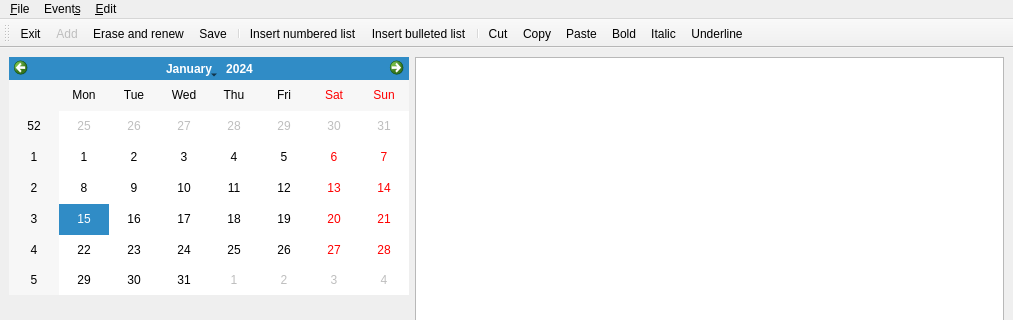
Above: ui/main_ui.ui from vangeytedvg/Diary before the change; both pictures show x 0 to 1013 and y 0 to 320 of the 1013 by 564 pixel window. Below: the same form after it.
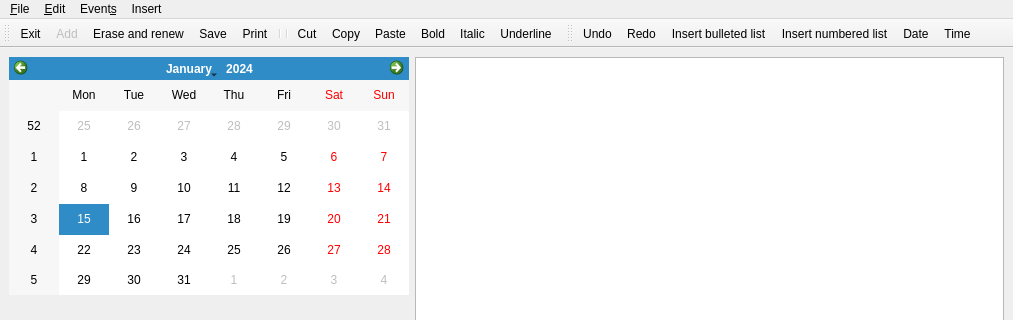
That is the form after the change. Icons and pictures are not drawn.

```diff
--- a/ui/main_ui.ui
+++ b/ui/main_ui.ui
@@ -83,9 +83,18 @@
     <addaction name="actionItalic"/>
     <addaction name="actionUnderline"/>
    </widget>
+   <widget class="QMenu" name="menuInsert">
+    <property name="title">
+     <string>Insert</string>
+    </property>
+    <addaction name="actionDate"/>
+    <addaction name="actionTime"/>
+    <addaction name="actionInsert_numbered_list"/>
+   </widget>
    <addaction name="menu_File"/>
-   <addaction name="menuEvent_s"/>
    <addaction name="menu_Edit"/>
+   <addaction name="menuEvent_s"/>
+   <addaction name="menuInsert"/>
   </widget>
   <widget class="QStatusBar" name="statusbar"/>
   <widget class="QToolBar" name="toolBar">
@@ -102,9 +111,8 @@
    <addaction name="action_Add"/>
    <addaction name="actionErase_and_renew"/>
    <addaction name="actionSave"/>
+   <addaction name="action_Print"/>
    <addaction name="separator"/>
-   <addaction name="actionInsert_numbered_list"/>
-   <addaction name="actionInsert_bulleted_list"/>
    <addaction name="separator"/>
    <addaction name="actionCut"/>
    <addaction name="actionCopy"/>
@@ -113,6 +121,23 @@
    <addaction name="actionItalic"/>
    <addaction name="actionUnderline"/>
   </widget>
+  <widget class="QToolBar" name="toolBar_2">
+   <property name="windowTitle">
+    <string>toolBar_2</string>
+   </property>
+   <attribute name="toolBarArea">
+    <enum>TopToolBarArea</enum>
+   </attribute>
+   <attribute name="toolBarBreak">
+    <bool>false</bool>
+   </attribute>
+   <addaction name="actionUndo"/>
+   <addaction name="actionRedo"/>
+   <addaction name="actionInsert_bulleted_list"/>
+   <addaction name="actionInsert_numbered_list"/>
+   <addaction name="actionDate"/>
+   <addaction name="actionTime"/>
+  </widget>
   <action name="actionE_xit">
    <property name="icon">
     <iconset resource="icons.qrc">
@@ -224,6 +249,51 @@
     <string>Erase &amp;and renew</string>
    </property>
   </action>
+  <action name="actionUndo">
+   <property name="icon">
+    <iconset resource="icons.qrc">
+     <normaloff>:/tlb/undo.png</normaloff>:/tlb/undo.png</iconset>
+   </property>
+   <property name="text">
+    <string>Undo</string>
+   </property>
+  </action>
+  <action name="actionRedo">
+   <property name="icon">
+    <iconset resource="icons.qrc">
+     <normaloff>:/tlb/redo.png</normaloff>:/tlb/redo.png</iconset>
+   </property>
+   <property name="text">
+    <string>Redo</string>
+   </property>
+  </action>
+  <action name="action_Print">
+   <property name="icon">
+    <iconset resource="icons.qrc">
+     <normaloff>:/tlb/printer.png</normaloff>:/tlb/printer.png</iconset>
+   </property>
+   <property name="text">
+    <string>&amp;Print</string>
+   </property>
+  </action>
+  <action name="actionDate">
+   <property name="icon">
+    <iconset resource="icons.qrc">
+     <normaloff>:/tlb/calendar.png</normaloff>:/tlb/calendar.png</iconset>
+   </property>
+   <property name="text">
+    <string>Date</string>
+   </property>
+  </action>
+  <action name="actionTime">
+   <property name="icon">
+    <iconset resource="icons.qrc">
+     <normaloff>:/tlb/time.png</normaloff>:/tlb/time.png</iconset>
+   </property>
+   <property name="text">
+    <string>Time</string>
+   </property>
+  </action>
  </widget>
  <resources>
   <include location="icons.qrc"/>
```
Left out of the diff: 5 changed lines with no effect on the pictures.
